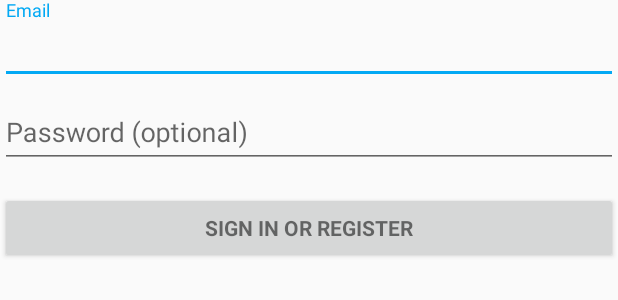
After one commit to eschmar/dixit, an Android app: the layout activity_login.xml on its own in the app's theme, with its tools: preview values and no code run, on a phone screen of 412 x 824 dp. The commit adds this screen. Shown: the top 300 px of the screen. Run offline under Robolectric (Android 15) with nearby library versions, the phone set to English and light mode, and no system bars.

Commit message:
Add basic login activity

```diff
--- /dev/null
+++ b/app/src/main/res/layout/activity_login.xml
@@ -0,0 +1,77 @@
+<LinearLayout xmlns:android="http://schemas.android.com/apk/res/android"
+    xmlns:tools="http://schemas.android.com/tools"
+    android:layout_width="match_parent"
+    android:layout_height="match_parent"
+    android:gravity="center_horizontal"
+    android:orientation="vertical"
+    android:paddingBottom="@dimen/activity_vertical_margin"
+    android:paddingLeft="@dimen/activity_horizontal_margin"
+    android:paddingRight="@dimen/activity_horizontal_margin"
+    android:paddingTop="@dimen/activity_vertical_margin"
+    tools:context="io.eschmar.dixitapp.LoginActivity">
+
+    <!-- Login progress -->
+    <ProgressBar
+        android:id="@+id/login_progress"
+        style="?android:attr/progressBarStyleLarge"
+        android:layout_width="wrap_content"
+        android:layout_height="wrap_content"
+        android:layout_marginBottom="8dp"
+        android:visibility="gone" />
+
+    <ScrollView
+        android:id="@+id/login_form"
+        android:layout_width="match_parent"
+        android:layout_height="match_parent">
+
+        <LinearLayout
+            android:id="@+id/email_login_form"
+            android:layout_width="match_parent"
+            android:layout_height="wrap_content"
+            android:orientation="vertical">
+
+            <android.support.design.widget.TextInputLayout
+                android:layout_width="match_parent"
+                android:layout_height="wrap_content">
+
+                <AutoCompleteTextView
+                    android:id="@+id/email"
+                    android:layout_width="match_parent"
+                    android:layout_height="wrap_content"
+                    android:hint="@string/prompt_email"
+                    android:inputType="textEmailAddress"
+                    android:maxLines="1"
+                    android:singleLine="true" />
+
+            </android.support.design.widget.TextInputLayout>
+
+            <android.support.design.widget.TextInputLayout
+                android:layout_width="match_parent"
+                android:layout_height="wrap_content">
+
+                <EditText
+                    android:id="@+id/password"
+                    android:layout_width="match_parent"
+                    android:layout_height="wrap_content"
+                    android:hint="@string/prompt_password"
+                    android:imeActionId="@+id/login"
+                    android:imeActionLabel="@string/action_sign_in_short"
+                    android:imeOptions="actionUnspecified"
+                    android:inputType="textPassword"
+                    android:maxLines="1"
+                    android:singleLine="true" />
+
+            </android.support.design.widget.TextInputLayout>
+
+            <Button
+                android:id="@+id/email_sign_in_button"
+                style="?android:textAppearanceSmall"
+                android:layout_width="match_parent"
+                android:layout_height="wrap_content"
+                android:layout_marginTop="16dp"
+                android:text="@string/action_sign_in"
+                android:textStyle="bold" />
+
+        </LinearLayout>
+    </ScrollView>
+</LinearLayout>
--- a/app/src/main/res/values/dimens.xml
+++ b/app/src/main/res/values/dimens.xml
@@ -3,7 +3,7 @@
     <dimen name="nav_header_vertical_spacing">16dp</dimen>
     <dimen name="nav_header_height">160dp</dimen>
     <!-- Default screen margins, per the Android Design guidelines. -->
-    <dimen name="activity_horizontal_margin">16dp</dimen>
-    <dimen name="activity_vertical_margin">16dp</dimen>
+    <dimen name="activity_horizontal_margin">0dp</dimen>
+    <dimen name="activity_vertical_margin">0dp</dimen>
     <dimen name="fab_margin">16dp</dimen>
 </resources>
--- a/app/src/main/res/values/strings.xml
+++ b/app/src/main/res/values/strings.xml
@@ -5,4 +5,16 @@
     <string name="navigation_drawer_close">Close navigation drawer</string>
 
     <string name="action_settings">Settings</string>
+
+    <string name="prompt_email">Email</string>
+    <string name="prompt_password">Password (optional)</string>
+    <string name="action_sign_in">Sign in or register</string>
+    <string name="action_sign_in_short">Sign in</string>
+    <string name="error_invalid_email">This email address is invalid</string>
+    <string name="error_invalid_password">This password is too short</string>
+    <string name="error_incorrect_password">This password is incorrect</string>
+    <string name="error_field_required">This field is required</string>
+    <string name="permission_rationale">"Contacts permissions are needed for providing email
+        completions."
+    </string>
 </resources>
```
Also changed, not shown: app/src/main/java/io/eschmar/dixitapp/LoginActivity.java (added, +350 -0 lines), app/src/main/res/layout/content_main.xml (+4 -4 lines).
